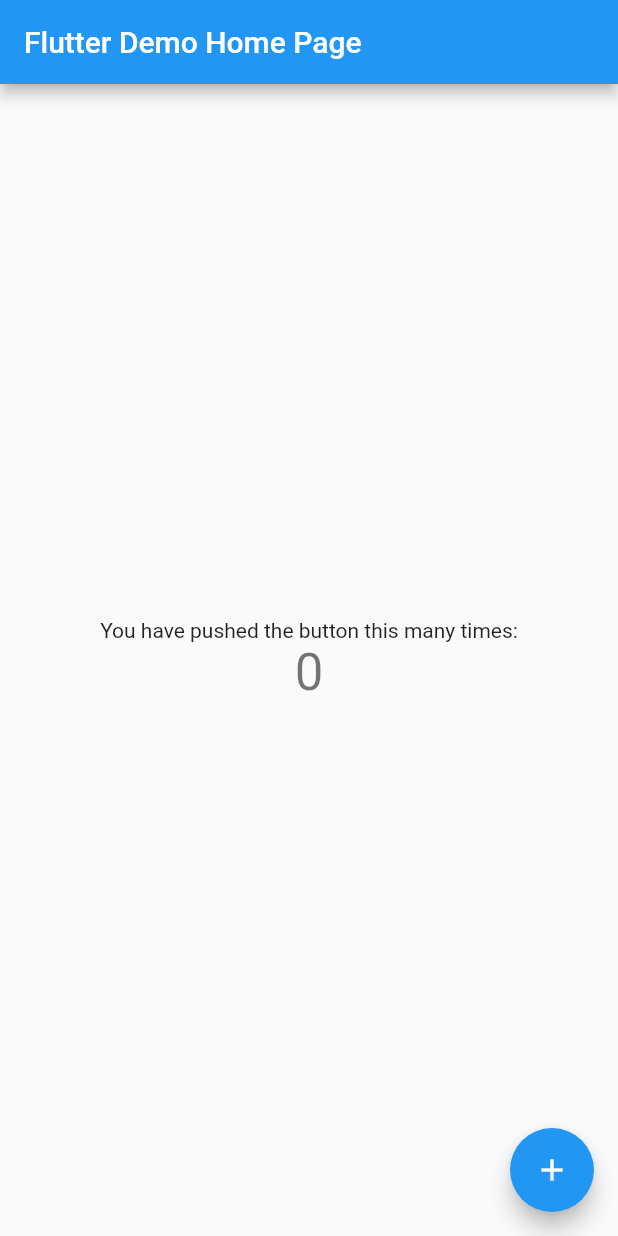
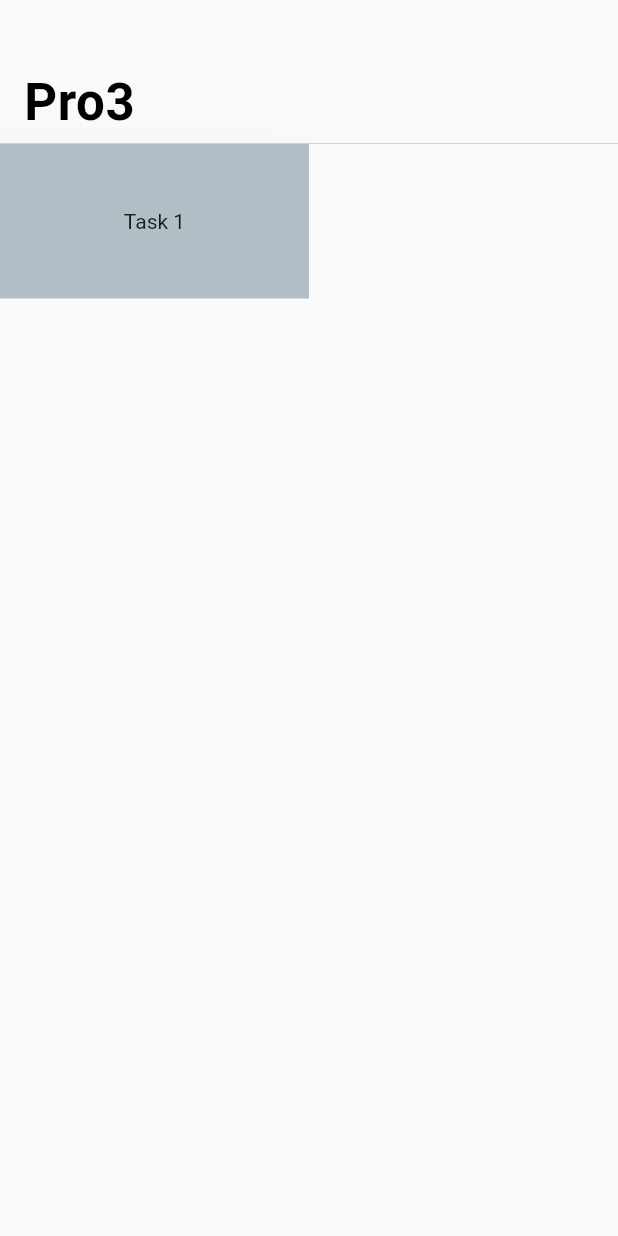
Before and after one commit to flutterly-ltd/pro3, a Flutter app: the screen it shows after launch, on a phone screen of 412 x 824 dp. Run offline on Flutter 3.47's test engine with Material 2 defaults, Android fonts, the light colour scheme and no system bars.

Commit message:
just started working on this

```diff
--- a/lib/main.dart
+++ b/lib/main.dart
@@ -1,4 +1,6 @@
 import 'package:flutter/material.dart';
+
+import 'screens/pro3home/pro_3_home.dart';
 
 void main() {
   runApp(const MyApp());
@@ -11,105 +13,14 @@
   @override
   Widget build(BuildContext context) {
     return MaterialApp(
-      title: 'Flutter Demo',
+      title: "Pro3",
       theme: ThemeData(
-        // This is the theme of your application.
-        //
-        // Try running your application with "flutter run". You'll see the
-        // application has a blue toolbar. Then, without quitting the app, try
-        // changing the primarySwatch below to Colors.green and then invoke
-        // "hot reload" (press "r" in the console where you ran "flutter run",
-        // or simply save your changes to "hot reload" in a Flutter IDE).
-        // Notice that the counter didn't reset back to zero; the application
-        // is not restarted.
-        primarySwatch: Colors.blue,
+        brightness: Brightness.light,
+        primarySwatch: Colors.blueGrey,
       ),
-      home: const MyHomePage(title: 'Flutter Demo Home Page'),
+      routes: {
+        "/": (context) => const Pro3Home(),
+      },
     );
   }
 }
-
-class MyHomePage extends StatefulWidget {
-  const MyHomePage({Key? key, required this.title}) : super(key: key);
-
-  // This widget is the home page of your application. It is stateful, meaning
-  // that it has a State object (defined below) that contains fields that affect
-  // how it looks.
-
-  // This class is the configuration for the state. It holds the values (in this
-  // case the title) provided by the parent (in this case the App widget) and
-  // used by the build method of the State. Fields in a Widget subclass are
-  // always marked "final".
-
-  final String title;
-
-  @override
-  State<MyHomePage> createState() => _MyHomePageState();
-}
-
-class _MyHomePageState extends State<MyHomePage> {
-  int _counter = 0;
-
-  void _incrementCounter() {
-    setState(() {
-      // This call to setState tells the Flutter framework that something has
-      // changed in this State, which causes it to rerun the build method below
-      // so that the display can reflect the updated values. If we changed
-      // _counter without calling setState(), then the build method would not be
-      // called again, and so nothing would appear to happen.
-      _counter++;
-    });
-  }
-
-  @override
-  Widget build(BuildContext context) {
-    // This method is rerun every time setState is called, for instance as done
-    // by the _incrementCounter method above.
-    //
-    // The Flutter framework has been optimized to make rerunning build methods
-    // fast, so that you can just rebuild anything that needs updating rather
-    // than having to individually change instances of widgets.
-    return Scaffold(
-      appBar: AppBar(
-        // Here we take the value from the MyHomePage object that was created by
-        // the App.build method, and use it to set our appbar title.
-        title: Text(widget.title),
-      ),
-      body: Center(
-        // Center is a layout widget. It takes a single child and positions it
-        // in the middle of the parent.
-        child: Column(
-          // Column is also a layout widget. It takes a list of children and
-          // arranges them vertically. By default, it sizes itself to fit its
-          // children horizontally, and tries to be as tall as its parent.
-          //
-          // Invoke "debug painting" (press "p" in the console, choose the
-          // "Toggle Debug Paint" action from the Flutter Inspector in Android
-          // Studio, or the "Toggle Debug Paint" command in Visual Studio Code)
-          // to see the wireframe for each widget.
-          //
-          // Column has various properties to control how it sizes itself and
-          // how it positions its children. Here we use mainAxisAlignment to
-          // center the children vertically; the main axis here is the vertical
-          // axis because Columns are vertical (the cross axis would be
-          // horizontal).
-          mainAxisAlignment: MainAxisAlignment.center,
-          children: <Widget>[
-            const Text(
-              'You have pushed the button this many times:',
-            ),
-            Text(
-              '$_counter',
-              style: Theme.of(context).textTheme.headline4,
-            ),
-          ],
-        ),
-      ),
-      floatingActionButton: FloatingActionButton(
-        onPressed: _incrementCounter,
-        tooltip: 'Increment',
-        child: const Icon(Icons.add),
-      ), // This trailing comma makes auto-formatting nicer for build methods.
-    );
-  }
-}
--- /dev/null
+++ b/lib/screens/pro3home/pro_3_home.dart
@@ -0,0 +1,28 @@
+import 'package:flutter/cupertino.dart';
+import 'package:flutter/material.dart';
+
+class Pro3Home extends StatelessWidget {
+  const Pro3Home({Key? key}) : super(key: key);
+
+  @override
+  Widget build(BuildContext context) {
+    return Scaffold(
+      body: CustomScrollView(
+        slivers: [
+          const CupertinoSliverNavigationBar(
+            largeTitle: Text("Pro3"),
+          ),
+          SliverGrid.count(
+            crossAxisCount: 2,
+            childAspectRatio: 2.0,
+            children: [
+              Container(
+                  decoration: BoxDecoration(color: Colors.blueGrey[200]!),
+                  child: const Center(child: Text("Task 1"))),
+            ],
+          )
+        ],
+      ),
+    );
+  }
+}
```
